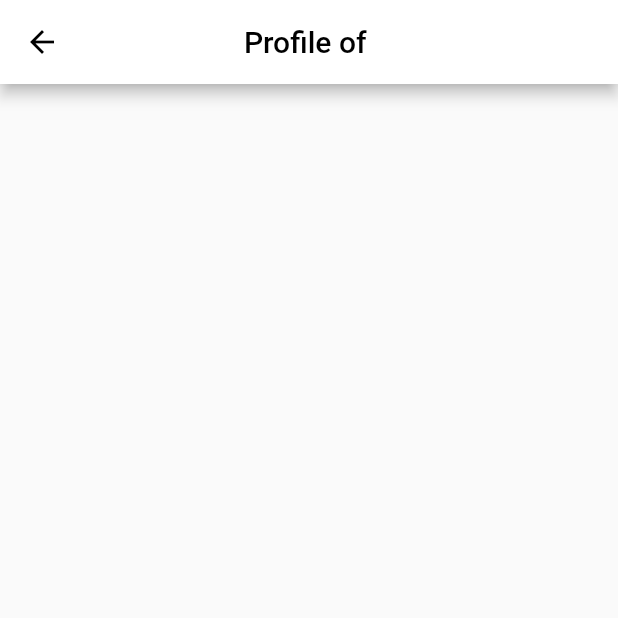
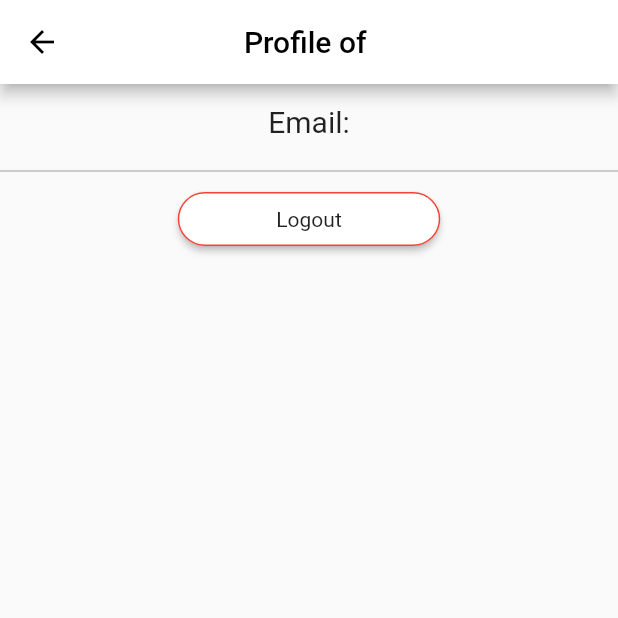
Before and after one commit to TeamInspireMe/InspireMe-Cli, a Flutter app: the Profile screen opened directly, on a phone screen of 412 x 824 dp, the top half of it. Run offline on Flutter 3.47's test engine with Material 2 defaults, Android fonts, the phone set to English and light mode, and no system bars; our stand-ins replace flutter_svg, image_picker; accounts and stored records are empty.

Commit message:
alpha profile

```diff
--- a/inspire_me/lib/screens/profile.dart
+++ b/inspire_me/lib/screens/profile.dart
@@ -1,5 +1,6 @@
 import 'package:flutter/material.dart';
 import '../library/globals.dart' as globals;
+import 'home.dart';
 
 class Profile extends StatefulWidget {
   @override
@@ -7,6 +8,16 @@ class Profile extends StatefulWidget {
 }
 
 class _ProfileState extends State<Profile> {
+  logout() {
+    globals.isLogged = false;
+    globals.currentUser = null;
+    Navigator.push(
+        context,
+        MaterialPageRoute(
+          builder: (context) => Home(),
+        ));
+  }
+
   @override
   Widget build(BuildContext context) {
     return Scaffold(
@@ -19,6 +30,40 @@ class _ProfileState extends State<Profile> {
         ),
         backgroundColor: Colors.white,
       ),
+      body: Column(crossAxisAlignment: CrossAxisAlignment.stretch, children: [
+        Container(
+          height: 50,
+                  child: Center(
+            child: Text(
+            'Email: ${globals.currentUser.email}',
+            style: TextStyle(fontSize: 20),
+            textAlign: TextAlign.center,
+          )),
+        ),
+        Divider(color: Colors.grey),
+        FlatButton(
+          onPressed: () {
+            Navigator.push(
+                context,
+                MaterialPageRoute(
+                  builder: (context) => Home(),
+                ));
+          },
+          child: Container(
+            width: 175,
+            child: RawMaterialButton(
+              fillColor: Colors.white,
+              shape: RoundedRectangleBorder(
+                  borderRadius: BorderRadius.circular(18.0),
+                  side: BorderSide(color: Colors.red)),
+              onPressed: () {
+                logout();
+              },
+              child: Text('Logout'),
+            ),
+          ),
+        )
+      ]),
     );
   }
 }
```
